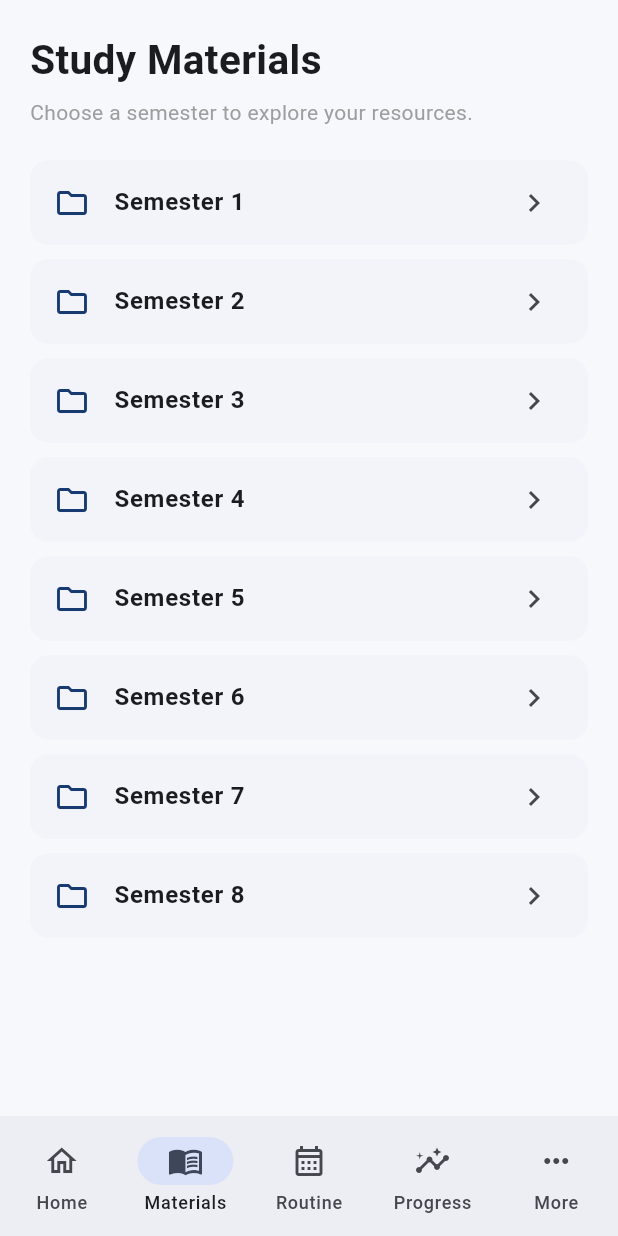
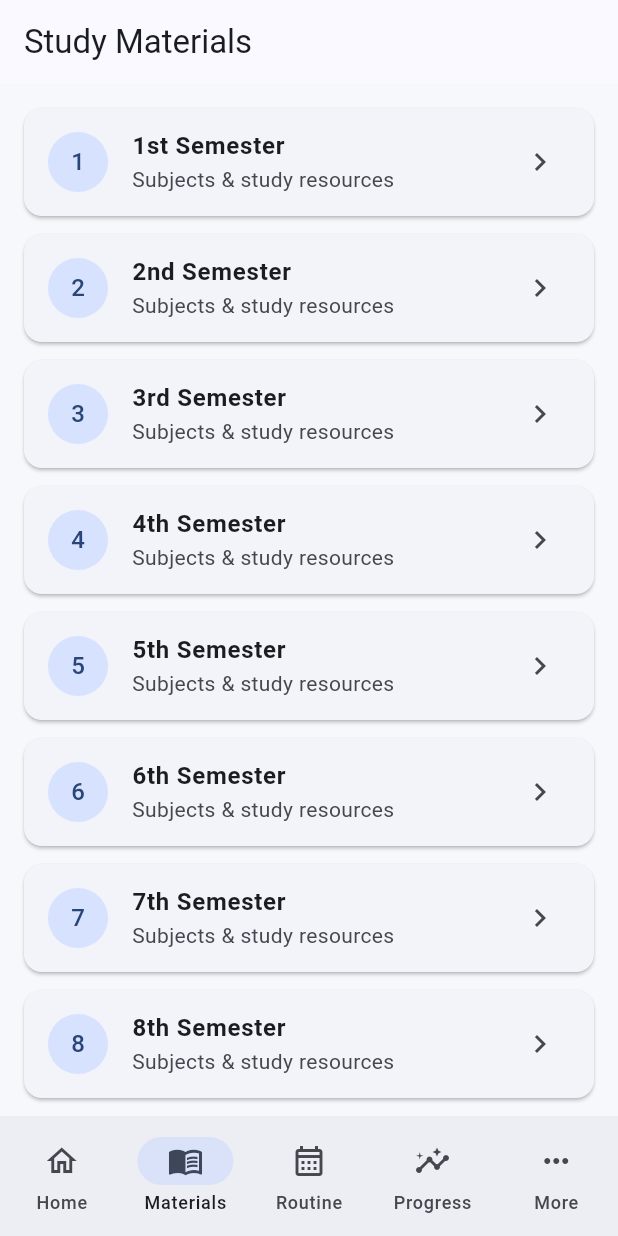
Before and after one commit to cultstudy/mgt38-study-companion, a Flutter app: the screen it shows after launch, item 2 of the bottom bar chosen, on a phone screen of 412 x 824 dp. Run offline on Flutter 3.47's test engine with Material 3 defaults, Android fonts, the phone set to English and light mode, and no system bars.

Commit message:
Add semester materials screen

```diff
--- a/lib/main.dart
+++ b/lib/main.dart
@@ -1,4 +1,5 @@
 import 'package:flutter/material.dart';
+import 'screens/materials_screen.dart';
 
 void main() {
   runApp(const Mgt38App());
@@ -36,7 +37,7 @@ class _HomeShellState extends State<HomeShell> {
 
   final pages = const [
     HomePage(),
-    MaterialsPage(),
+    MaterialsScreen(),
     RoutinePage(),
     ProgressPage(),
     MorePage(),
--- /dev/null
+++ b/lib/screens/materials_screen.dart
@@ -0,0 +1,52 @@
+import 'package:flutter/material.dart';
+
+class MaterialsScreen extends StatelessWidget {
+  const MaterialsScreen({super.key});
+
+  static const semesters = [
+    '1st Semester',
+    '2nd Semester',
+    '3rd Semester',
+    '4th Semester',
+    '5th Semester',
+    '6th Semester',
+    '7th Semester',
+    '8th Semester',
+  ];
+
+  @override
+  Widget build(BuildContext context) {
+    return Scaffold(
+      appBar: AppBar(
+        title: const Text('Study Materials'),
+      ),
+      body: ListView.builder(
+        padding: const EdgeInsets.all(16),
+        itemCount: semesters.length,
+        itemBuilder: (context, index) {
+          return Card(
+            margin: const EdgeInsets.only(bottom: 12),
+            child: ListTile(
+              leading: CircleAvatar(
+                child: Text('${index + 1}'),
+              ),
+              title: Text(
+                semesters[index],
+                style: const TextStyle(fontWeight: FontWeight.bold),
+              ),
+              subtitle: const Text('Subjects & study resources'),
+              trailing: const Icon(Icons.chevron_right),
+              onTap: () {
+                ScaffoldMessenger.of(context).showSnackBar(
+                  SnackBar(
+                    content: Text('${semesters[index]} selected'),
+                  ),
+                );
+              },
+            ),
+          );
+        },
+      ),
+    );
+  }
+}
```
Also changed, not shown: lib/models/study_material.dart (added, +19 -0 lines).
